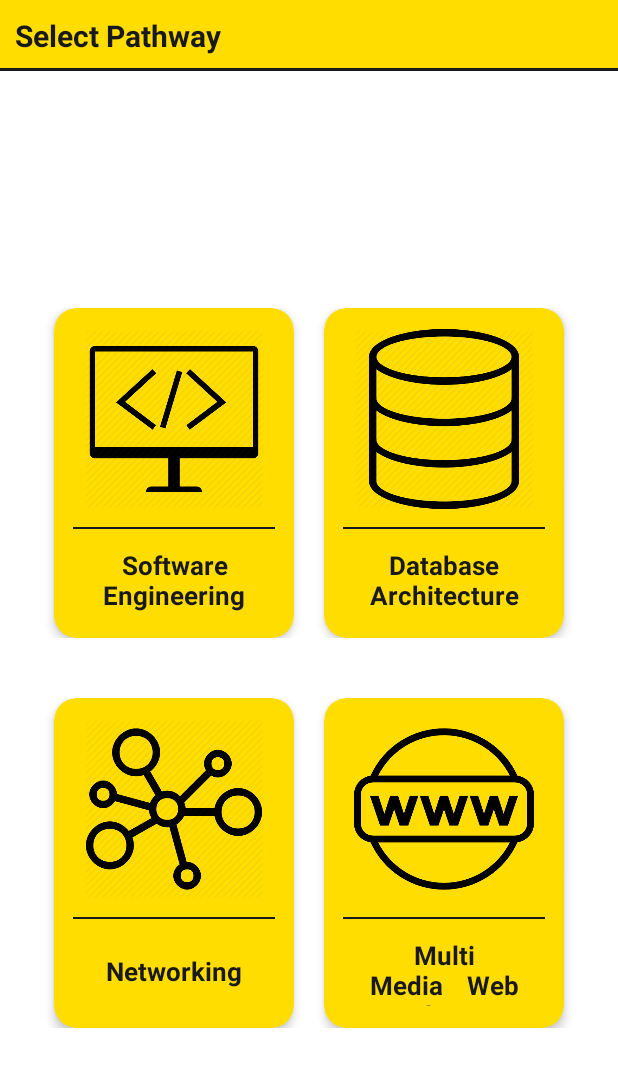
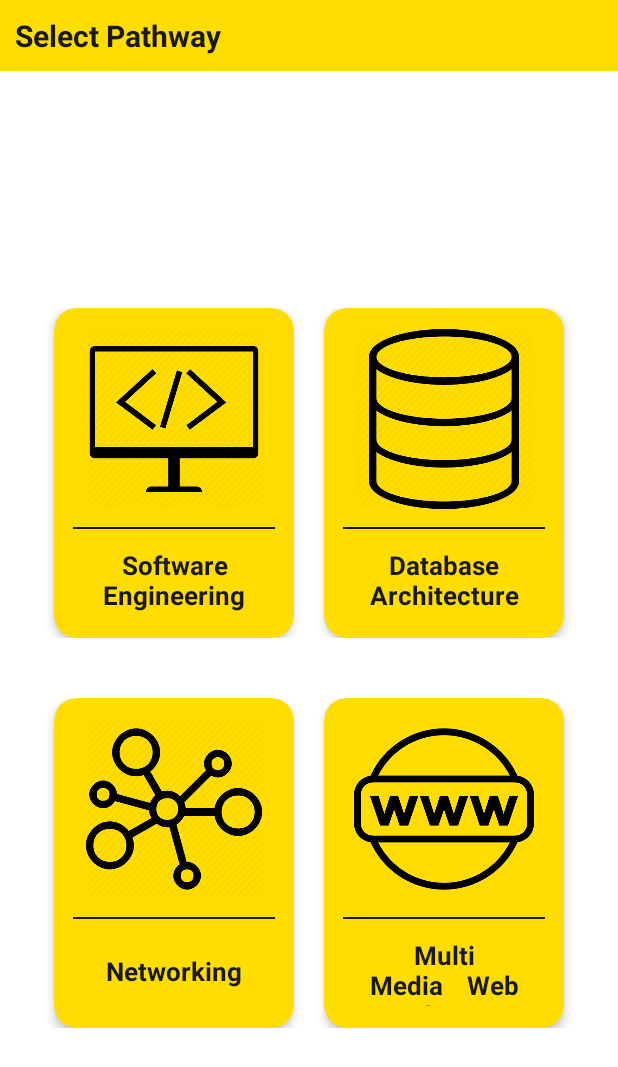
Before and after one commit to youpar96/WintecDPM, an Android app: the SelectPathway screen opened directly, with no data from a screen before it, on a phone screen of 412 x 824 dp. Shown: the top 1067 px of the screen. Run offline under Robolectric (Android 15) with nearby library versions, the phone set to English and light mode, and no system bars; Roboto replaces fonts that are not available here.

Commit message:
Remove bottom border at title

```diff
--- a/app/src/main/res/layout/activity_detail_pathway.xml
+++ b/app/src/main/res/layout/activity_detail_pathway.xml
@@ -13,7 +13,7 @@
         android:layout_width="match_parent"
         android:layout_height="wrap_content"
         android:padding="10dp"
-        android:background="@drawable/yellow_back_black_border"
+        android:background="@color/wintecBasicBackground"
         android:text="Detail Pathway"
         android:textStyle="bold"
         android:textSize="20dp"
--- a/app/src/main/res/layout/activity_dialog.xml
+++ b/app/src/main/res/layout/activity_dialog.xml
@@ -64,6 +64,7 @@
             android:layout_width="match_parent"
             android:layout_height="wrap_content"
             android:layout_marginTop="30dp"
+            android:layout_marginBottom="10dp"
             android:gravity="center"
             android:orientation="horizontal">
 
--- a/app/src/main/res/layout/activity_select_pathway.xml
+++ b/app/src/main/res/layout/activity_select_pathway.xml
@@ -11,7 +11,7 @@
         android:id="@+id/tvDetailPathway"
         android:layout_width="match_parent"
         android:layout_height="wrap_content"
-        android:background="@drawable/yellow_back_black_border"
+        android:background="@color/wintecBasicBackground"
         android:padding="10dp"
         android:text="Select Pathway"
         android:textStyle="bold"
```
